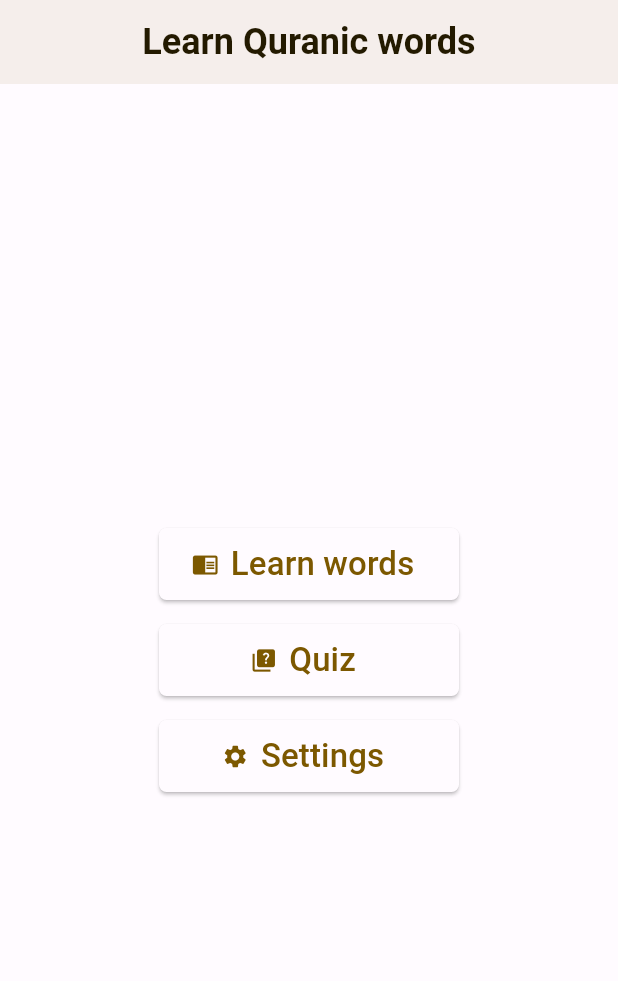
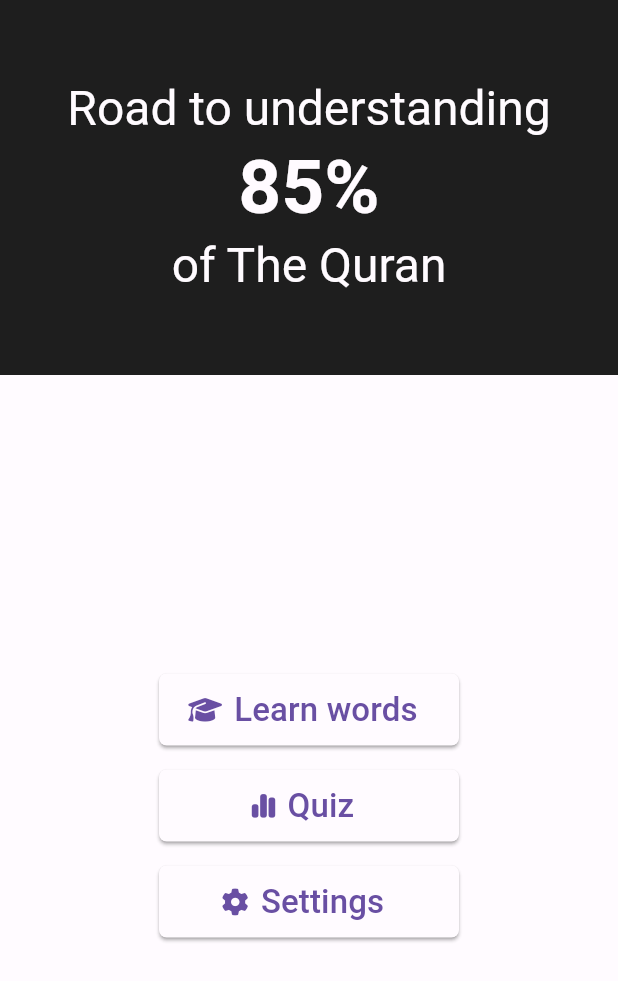
Before and after one commit to ashrafuzzaman/learn-quran, a Flutter app: the screen it shows after launch, on a phone screen of 412 x 824 dp. Shown: the top 981 px of the screen. Run offline on Flutter 3.47's test engine with Material 3 defaults, Android fonts, the phone set to English and light mode, and no system bars; our stand-ins replace bloc, convert, flex_color_scheme, flip_card, flutter_bloc, font_awesome_flutter and 4 more; accounts and stored records are empty.

Commit message:
Some UI changes

```diff
--- a/lib/main.dart
+++ b/lib/main.dart
@@ -44,6 +44,8 @@
         debugShowCheckedModeBanner: false,
         title: "Learn Quran",
         theme: getLightTheme(),
+        // darkTheme: getDarkFlexTheme(FlexScheme.amber),
+        // theme: getLightTheme(),
         // darkTheme: getDarkTheme(),
         // themeMode: ThemeMode.system,
         localizationsDelegates: const [
--- a/lib/repository/word_lesson_repo.dart
+++ b/lib/repository/word_lesson_repo.dart
@@ -23,12 +23,12 @@
         .map((entry) => WordLesson.fromMap(entry.value, entry.key)));
   }
 
-  Word? getWordFromLesson(String wordId, List<WordLesson> lessons) {
+  Word getWordFromLesson(String wordId, List<WordLesson> lessons) {
     for (var lesson in lessons) {
       for (var word in lesson.words) {
         if (word.id == wordId) return word;
       }
     }
-    return null;
+    throw "Word not found";
   }
 }
--- a/lib/screens/home.dart
+++ b/lib/screens/home.dart
@@ -2,20 +2,39 @@
 import 'package:learnquran/screens/quiz/all_words_quiz.dart';
 import 'package:learnquran/screens/settings.dart';
 import 'package:learnquran/screens/word/lessons.dart';
+import 'package:font_awesome_flutter/font_awesome_flutter.dart';
 
 class HomePage extends StatelessWidget {
   const HomePage({super.key});
 
   @override
   Widget build(BuildContext context) {
+    var titleTextColor = Theme.of(context).colorScheme.surface;
     return Scaffold(
       appBar: AppBar(
-        title: const Text(
-          'Learn Quranic words',
-          style: TextStyle(fontSize: 24, fontWeight: FontWeight.bold),
+        toolbarHeight: 250,
+        backgroundColor: Theme.of(context).colorScheme.shadow,
+        title: Center(
+          child: Column(
+            children: [
+              Text(
+                'Road to understanding',
+                style: TextStyle(fontSize: 32, color: titleTextColor),
+              ),
+              Text(
+                '85%',
+                style: TextStyle(
+                    fontSize: 50,
+                    fontWeight: FontWeight.bold,
+                    color: titleTextColor),
+              ),
+              Text(
+                'of The Quran',
+                style: TextStyle(fontSize: 32, color: titleTextColor),
+              ),
+            ],
+          ),
         ),
-        centerTitle: true,
-        elevation: 3,
       ),
       body: const Center(
           child: Column(
@@ -24,7 +43,7 @@
           HomePageButton(
             widget: WordLessonListPage(),
             label: 'Learn words',
-            icon: Icons.chrome_reader_mode,
+            icon: FaIcon(FontAwesomeIcons.graduationCap),
           ),
           SizedBox(
             height: 16,
@@ -32,7 +51,7 @@
           HomePageButton(
             widget: AllWordsQuiz(),
             label: 'Quiz',
-            icon: Icons.quiz,
+            icon: FaIcon(FontAwesomeIcons.chartSimple),
           ),
           SizedBox(
             height: 16,
@@ -40,7 +59,7 @@
           HomePageButton(
             widget: SettingsPage(),
             label: 'Settings',
-            icon: Icons.settings,
+            icon: FaIcon(FontAwesomeIcons.gear),
           ),
         ],
       )),
@@ -57,7 +76,7 @@
   });
 
   final String label;
-  final IconData icon;
+  final FaIcon icon;
   final Widget widget;
 
   @override
@@ -71,7 +90,7 @@
           borderRadius: BorderRadius.all(Radius.circular(5)),
         ),
       ),
-      icon: Icon(icon),
+      icon: icon,
       label: Text(
         label,
         style: buttonTextStyle,
--- a/lib/screens/quiz/all_words_quiz.dart
+++ b/lib/screens/quiz/all_words_quiz.dart
@@ -19,7 +19,7 @@
     // TODO: implement initState
     super.initState();
 
-    QuizFactory().generateQuiz(const Locale("en")).then((generatedQuiz) {
+    QuizFactory().generateQuiz(const Locale("en"), 10).then((generatedQuiz) {
       setState(() {
         quiz = generatedQuiz;
       });
@@ -53,7 +53,8 @@
                 onComplete: (bool isCorrect) {
                   quiz!.recordAttempt(isCorrect);
                   controller.nextPage(
-                      duration: const Duration(seconds: 1), curve: Curves.ease);
+                      duration: const Duration(milliseconds: 500),
+                      curve: Curves.ease);
                 },
               )),
             )
--- a/lib/service/database.dart
+++ b/lib/service/database.dart
@@ -10,7 +10,7 @@
       onCreate: (Database db, int version) async {
         // When creating the db, create the table
         await db.execute("""
-          CREATE TABLE IF NOT EXISTS quiz_attempt (
+          CREATE TABLE IF NOT EXISTS mcq_attempt (
             wordId varchar(36),
             attemptAt TIMESTAMP DEFAULT CURRENT_TIMESTAMP,
             isCorrect BOOL
--- a/lib/service/quiz_factory.dart
+++ b/lib/service/quiz_factory.dart
@@ -1,6 +1,7 @@
 import 'dart:ui';
 
 import 'package:learnquran/dto/quiz.dart';
+import 'package:learnquran/dto/word.dart';
 import 'package:learnquran/dto/word_lesson.dart';
 import 'package:learnquran/repository/bookmark_repo.dart';
 import 'package:learnquran/repository/word_lesson_repo.dart';
@@ -9,25 +10,38 @@
 class QuizFactory {
   QuizFactory();
 
-  Future<Quiz> generateQuiz(Locale local) async {
+  Future<List<String>> _getBookmarkedWordIds() async {
+    return await BookmarkRepo().getBookmarkedWordIds();
+  }
+
+  // _getMCQAttempts() async {
+  //   List<WordAttempt> wordAttepmts =
+  //       await MCQAttemptRepo().getWordAttemptsWithCount();
+  //   return wordAttepmts;
+  // }
+
+  Future<Quiz> generateQuiz(Locale local, int totalQuestions) async {
     var wordLessonRepo = WordLessonRepo();
     List<WordLesson> lessons = await wordLessonRepo.getLessons(local);
 
     var questionGenerator = RandomMCQGenerator();
-    var wordIds = await BookmarkRepo().getBookmarkedWordIds();
+    var bookmarkedWordIds = await _getBookmarkedWordIds();
 
-    var words = wordIds
+    List<Word> words = bookmarkedWordIds
         .map((wordId) => wordLessonRepo.getWordFromLesson(wordId, lessons))
         .toList();
 
-    if (words.length < 2) {
+    if (words.length < totalQuestions) {
       // Add more words if there is no bookmark
-      words = [...words, ...lessons.first.words.take(10)];
+      words = [
+        ...words,
+        ...lessons.first.words.take(totalQuestions - words.length)
+      ];
     }
 
     words.shuffle();
     var mcqList = words.map((word) =>
-        questionGenerator.getQuestion(word: word!, words: lessons[0].words));
+        questionGenerator.getQuestion(word: word, words: lessons[0].words));
     return Quiz(mcqList: mcqList);
   }
 }
--- a/lib/theme/app_theme.dart
+++ b/lib/theme/app_theme.dart
@@ -1,57 +1,77 @@
 import 'package:flutter/material.dart';
 import 'package:learnquran/theme/theme_extension_colors.dart';
+import 'package:flex_color_scheme/flex_color_scheme.dart';
 
 ThemeExtensionColors colors(context) =>
     Theme.of(context).extension<ThemeExtensionColors>()!;
 
 ThemeData getLightTheme() {
-  return ThemeData(
-    primaryColor: const Color(0xffF9EDD4),
-    colorScheme: const ColorScheme(
+  const lightColorScheme = ColorScheme(
     brightness: Brightness.light,
-      primary: Color(0xFF7C5800),
+    primary: Color(0xFF694FA3),
     onPrimary: Color(0xFFFFFFFF),
-      primaryContainer: Color(0xFFFFDEA8),
-      onPrimaryContainer: Color(0xFF271900),
-      secondary: Color(0xFF006879),
+    primaryContainer: Color(0xFFEADDFF),
+    onPrimaryContainer: Color(0xFF24005B),
+    secondary: Color(0xFF95416D),
     onSecondary: Color(0xFFFFFFFF),
-      secondaryContainer: Color(0xFFABEDFF),
-      onSecondaryContainer: Color(0xFF001F26),
-      tertiary: Color(0xFF006D39),
+    secondaryContainer: Color(0xFFFFD8E7),
+    onSecondaryContainer: Color(0xFF3D0026),
+    tertiary: Color(0xFF744B9E),
     onTertiary: Color(0xFFFFFFFF),
-      tertiaryContainer: Color(0xFF9AF6B3),
-      onTertiaryContainer: Color(0xFF00210D),
+    tertiaryContainer: Color(0xFFEFDBFF),
+    onTertiaryContainer: Color(0xFF2B0052),
     error: Color(0xFFBA1A1A),
     errorContainer: Color(0xFFFFDAD6),
     onError: Color(0xFFFFFFFF),
     onErrorContainer: Color(0xFF410002),
     background: Color(0xFFFFFBFF),
-      onBackground: Color(0xFF231A00),
+    onBackground: Color(0xFF341100),
     surface: Color(0xFFFFFBFF),
-      onSurface: Color(0xFF231A00),
-      surfaceVariant: Color(0xFFEEE1CF),
-      onSurfaceVariant: Color(0xFF4E4639),
-      outline: Color(0xFF807667),
-      onInverseSurface: Color(0xFFFFF0CB),
-      inverseSurface: Color(0xFF3C2F00),
-      inversePrimary: Color(0xFFF8BD49),
-      shadow: Color(0xFF000000),
-      surfaceTint: Color(0xFF7C5800),
-      outlineVariant: Color(0xFFD1C5B4),
+    onSurface: Color(0xFF341100),
+    surfaceVariant: Color(0xFFE7E0EB),
+    onSurfaceVariant: Color(0xFF49454E),
+    outline: Color(0xFF7A757F),
+    onInverseSurface: Color(0xFFFFEDE6),
+    inverseSurface: Color(0xFF552000),
+    inversePrimary: Color(0xFFD1BCFF),
+    shadow: Color(0xFF1E1E1E),
+    surfaceTint: Color(0xFF694FA3),
+    outlineVariant: Color(0xFFCAC4CF),
     scrim: Color(0xFF000000),
-    ),
+  );
+
+  return ThemeData(
+    primaryColor: const Color(0xffF9EDD4),
+    colorScheme: lightColorScheme,
     extensions: <ThemeExtension<ThemeExtensionColors>>[
       ThemeExtensionColors(
         success: const Color(0xFF9ADE7B),
-        defaultWordBackground: Colors.amber.shade100,
+        defaultWordBackground: Colors.amber[50],
         maleWordBackground: Colors.blue.shade50,
         femaleWordBackground: Colors.pink.shade50,
-        defaultWordIcon: Colors.amber.shade900,
-        maleWordIcon: Colors.blue.shade400,
-        femaleWordIcon: Colors.pink.shade400,
+        defaultWordIcon: Colors.amber.shade700,
+        maleWordIcon: Colors.blue.shade300,
+        femaleWordIcon: Colors.pink.shade300,
       )
     ],
   );
+}
+
+ThemeData getLightFlexTheme(FlexScheme scheme) {
+  return FlexThemeData.light(
+      scheme: scheme,
+      appBarElevation: 2,
+      extensions: <ThemeExtension<ThemeExtensionColors>>[
+        ThemeExtensionColors(
+          success: const Color(0xFF9ADE7B),
+          defaultWordBackground: Colors.amber[50],
+          maleWordBackground: Colors.blue.shade50,
+          femaleWordBackground: Colors.pink.shade50,
+          defaultWordIcon: Colors.amber.shade700,
+          maleWordIcon: Colors.blue.shade300,
+          femaleWordIcon: Colors.pink.shade300,
+        )
+      ]);
 }
 
 ThemeData getDarkTheme() {
@@ -102,3 +122,19 @@
     ],
   );
 }
+
+ThemeData getDarkFlexTheme(FlexScheme scheme) {
+  return FlexThemeData.dark(
+      scheme: scheme,
+      extensions: <ThemeExtension<ThemeExtensionColors>>[
+        ThemeExtensionColors(
+          success: const Color(0xFF006D39),
+          defaultWordBackground: Colors.amber.shade900,
+          maleWordBackground: Colors.blue.shade700,
+          femaleWordBackground: Colors.pink.shade900,
+          defaultWordIcon: Colors.amber.shade700,
+          maleWordIcon: Colors.blue.shade200,
+          femaleWordIcon: Colors.pink.shade200,
+        )
+      ]);
+}
--- a/lib/widgets/quiz/mcq_widget.dart
+++ b/lib/widgets/quiz/mcq_widget.dart
@@ -1,7 +1,7 @@
 import 'package:flutter/material.dart';
 import 'package:learnquran/dto/multi_Choice_question.dart';
 import 'package:learnquran/dto/mcq_option.dart';
-import 'package:learnquran/repository/quiz_attempt_repo.dart';
+import 'package:learnquran/repository/mcq_attempt_repo.dart';
 import 'package:learnquran/theme/theme_extension_colors.dart';
 import 'package:learnquran/widgets/text/arabic_text.dart';
 
@@ -28,7 +28,7 @@
     if (selectedOption == null) {
       return;
     }
-    await QuizAttemptRepo()
+    await MCQAttemptRepo()
         .recordAttempt(widget.question.word.id, selectedOption!.isCorrect);
     setState(() {
       submitted = true;
--- a/pubspec.yaml
+++ b/pubspec.yaml
@@ -44,6 +44,8 @@
   sqflite: ^2.3.0
   path: ^1.8.3
   logging: ^1.2.0
+  font_awesome_flutter: ^10.6.0
+  flex_color_scheme: ^7.3.1
 
 dev_dependencies:
   flutter_test:
```
Also changed, not shown: lib/repository/mcq_attempt_repo.dart (added, +61 -0 lines), lib/repository/quiz_attempt_repo.dart (deleted, +0 -43 lines), pubspec.lock. Lines whose indentation alone changed are shown as unchanged.
